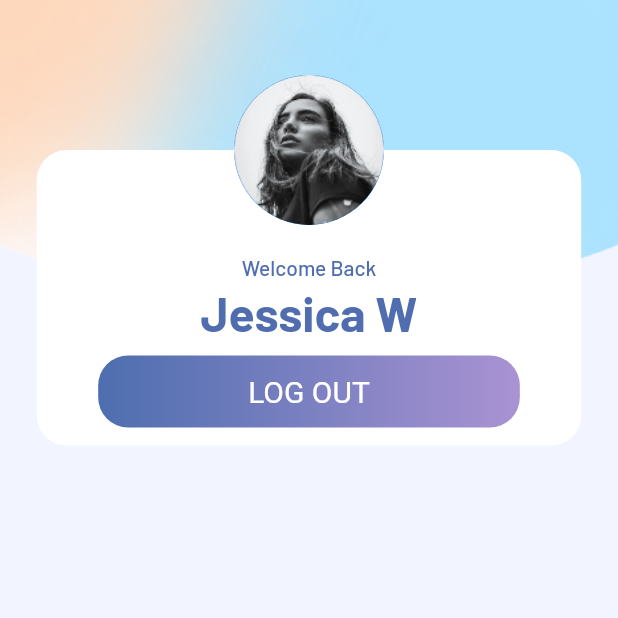
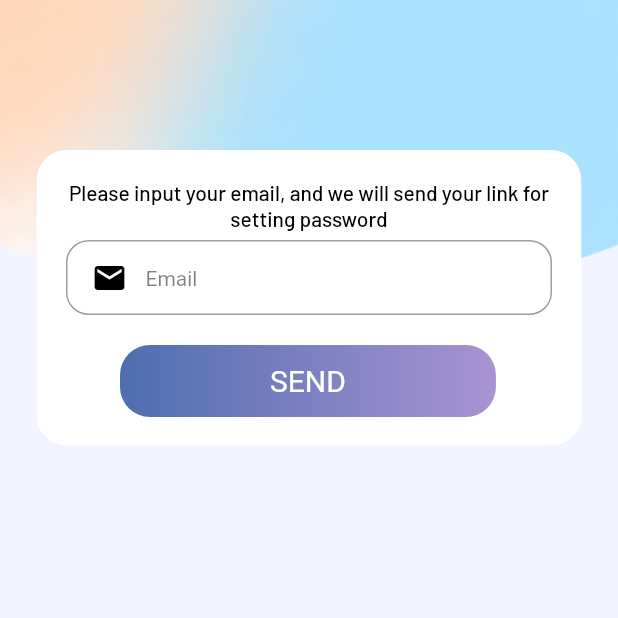
Before and after one commit to nouvosajja/Brand, a Flutter app: the screen it shows after launch, on a phone screen of 412 x 824 dp, the top half of it. Run offline on Flutter 3.47's test engine with Material 2 defaults, Android fonts, the phone set to English and light mode, and no system bars; our stand-ins replace flutter_svg, gap; Roboto replaces fonts that are missing (Helvetica Neue).

Commit message:
Feat: [AAS] Make Forget Password Page

```diff
--- /dev/null
+++ b/lib/Pages/forgetPass/forgetPass.dart
@@ -0,0 +1,143 @@
+import 'package:flutter/material.dart';
+
+import 'package:flutter/material.dart';
+
+class forgetPass extends StatefulWidget {
+  const forgetPass({super.key});
+
+  @override
+  State<forgetPass> createState() => _forgetPassState();
+}
+
+class _forgetPassState extends State<forgetPass> {
+  @override
+  Widget build(BuildContext context) {
+    return Scaffold(
+      backgroundColor: Color(0xffF2F5FF),
+      body: Column(
+        children: [
+          Stack(
+            children: [
+              Container(
+                height: 200,
+                decoration: BoxDecoration(
+                  image: DecorationImage(
+                    image: AssetImage('assets/images/BG3.png'),
+                    fit: BoxFit.cover,
+                  ),
+                ),
+              ),
+              Stack(
+                children: [
+                  Center(
+                    child: Container(
+                      margin: EdgeInsets.only(top: 100, left: 20, right: 20),
+                      height: 197,
+                      width: 363,
+                      decoration: BoxDecoration(
+                        borderRadius: BorderRadius.circular(20),
+                        color: Colors.white,
+                      ),
+                    ),
+                  )
+                ],
+              ),
+              Center(
+                child: Padding(
+                  padding: EdgeInsets.only(
+                      top: 120),
+                  child: Column(
+                    children: [
+                      Container(
+                        margin: EdgeInsets.only(
+                          left: 35,
+                          right: 35,
+                        ),
+                        child: Text(
+                          'Please input your email, and we will send your link for setting password',
+                          textAlign: TextAlign.center,
+                          style: TextStyle(
+                            fontSize: 14,
+                            fontFamily: 'Barlow',
+                            fontWeight: FontWeight.w500,
+                            color: Colors.black,
+                          ),
+                        ),
+                      ),
+                    ],
+                  ),
+                ),
+              ),
+              Positioned(
+                top: 160,
+                left: 20,
+                right: 20,
+                child: Container(
+                  margin: EdgeInsets.symmetric(horizontal: 24),
+                  padding: EdgeInsets.symmetric(horizontal: 16),
+                  decoration: BoxDecoration(
+                    color: Colors.white
+                        .withOpacity(0.3), // Latar belakang warna abu-abu blur
+                    borderRadius: BorderRadius.circular(15),
+                    border: Border.all(
+                      color: Colors.grey, // Warna border
+                      width: 1.0, // Lebar border
+                    ),
+                  ),
+                  child: Row(
+                    children: [
+                      Icon(
+                        Icons.email, // Ikon email
+                        color: Colors.black,
+                      ),
+                      SizedBox(width: 12),
+                      Expanded(
+                        child: TextField(
+                          decoration: InputDecoration(
+                            hintText: "Email",
+                            hintStyle: TextStyle(
+                              color: Colors.black.withOpacity(0.5),
+                              fontSize: 14,
+                            ),
+                            border: InputBorder.none,
+                          ),
+                        ),
+                      ),
+                    ],
+                  ),
+                ),
+              ),
+              Container(
+                margin: EdgeInsets.only(top: 230, left: 80),
+                decoration: BoxDecoration(
+                  gradient: LinearGradient(
+                    colors: [Color(0xFF4E6EAF), Color(0xFFA993D3)],
+                    begin: Alignment.centerLeft,
+                    end: Alignment.centerRight,
+                  ),
+                  borderRadius: BorderRadius.circular(20),
+                ),
+                child: TextButton(
+                  onPressed: () {},
+                  child: Text(
+                    'SEND',
+                    style: TextStyle(
+                      fontSize: 20,
+                      fontFamily: 'Helvetica Neue',
+                      fontWeight: FontWeight.normal,
+                      color: Colors.white,
+                    ),
+                  ),
+                  style: ElevatedButton.styleFrom(
+                    padding:
+                        EdgeInsets.symmetric(horizontal: 100, vertical: 10),
+                  ),
+                ),
+              ),
+            ],
+          ),
+        ],
+      ),
+    );
+  }
+}
--- a/lib/main.dart
+++ b/lib/main.dart
@@ -1,4 +1,6 @@
+import 'package:brand/Login/screen.dart';
 import 'package:brand/Pages/Profile/screen.dart';
+import 'package:brand/Pages/forgetPass/forgetPass.dart';
 import 'package:flutter/material.dart';
 
 void main() {
@@ -13,7 +15,7 @@ class MyApp extends StatelessWidget {
   Widget build(BuildContext context) {
     return MaterialApp(
       debugShowCheckedModeBanner: false,
-      home: ProfileScreen(),
+      home: forgetPass(),
     );
   }
 }
```
